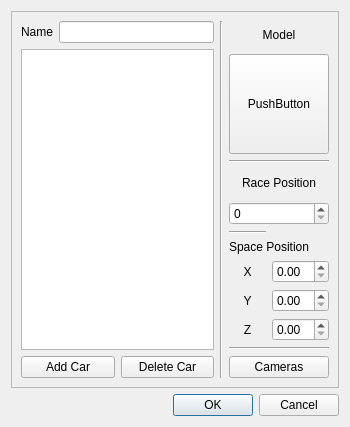
Old version of the form Ui/carswindowqt.ui in the repository Vazquinhos/CatalunyaCircuit.
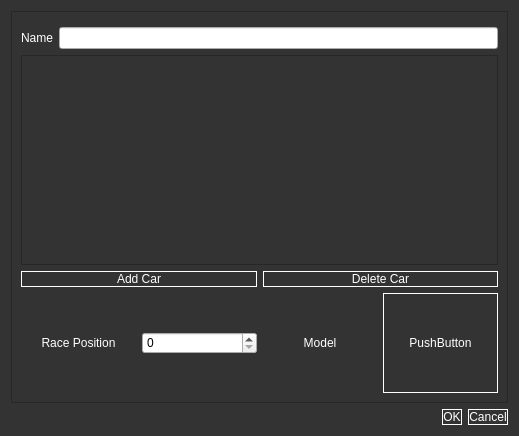
New version of the form.

What changed in the file:
```diff
--- a/Ui/carswindowqt.ui
+++ b/Ui/carswindowqt.ui
@@ -6,23 +6,47 @@
    <rect>
     <x>0</x>
     <y>0</y>
-    <width>350</width>
-    <height>427</height>
+    <width>519</width>
+    <height>436</height>
    </rect>
   </property>
   <property name="windowTitle">
    <string>Dialog</string>
   </property>
+  <property name="styleSheet">
+   <string notr="true">QDialog {
+     background-color: #333333;
+	 color:white;
+ }
+
+QFrame {
+     background-color: #333333;
+	 color:white;
+ }</string>
+  </property>
   <layout class="QVBoxLayout" name="verticalLayout_3">
    <item>
     <widget class="QFrame" name="frame">
+     <property name="styleSheet">
+      <string notr="true">QFrame {
+     background-color: #333333;
+	 color:white;
+ }</string>
+     </property>
      <property name="frameShape">
       <enum>QFrame::StyledPanel</enum>
      </property>
      <property name="frameShadow">
       <enum>QFrame::Raised</enum>
      </property>
-     <layout class="QHBoxLayout" name="horizontalLayout_3">
+     <layout class="QVBoxLayout" name="verticalLayout_4">
+      <item>
+       <widget class="Line" name="line_4">
+        <property name="orientation">
+         <enum>Qt::Vertical</enum>
+        </property>
+       </widget>
+      </item>
       <item>
        <layout class="QVBoxLayout" name="verticalLayout">
         <item>
@@ -46,6 +70,19 @@
          <layout class="QHBoxLayout" name="horizontalLayout_2">
           <item>
            <widget class="QPushButton" name="pushButton">
+            <property name="styleSheet">
+             <string notr="true">QPushButton {
+     background-color: #333333;
+	 border: 1px solid white;
+	 color:white;
+ }
+
+QPushButton:pressed {
+     background-color: #FFFFFF
+     border-style: inset;
+	 color:black;
+ }</string>
+            </property>
             <property name="text">
              <string>Add Car</string>
             </property>
@@ -53,6 +90,19 @@
           </item>
           <item>
            <widget class="QPushButton" name="pushButton_2">
+            <property name="styleSheet">
+             <string notr="true">QPushButton {
+     background-color: #333333;
+	 border: 1px solid white;
+	 color:white;
+ }
+
+QPushButton:pressed {
+     background-color: #FFFFFF
+     border-style: inset;
+	 color:black;
+ }</string>
+            </property>
             <property name="text">
              <string>Delete Car</string>
             </property>
@@ -63,14 +113,20 @@
        </layout>
       </item>
       <item>
-       <widget class="Line" name="line_4">
-        <property name="orientation">
-         <enum>Qt::Vertical</enum>
-        </property>
-       </widget>
-      </item>
-      <item>
-       <layout class="QVBoxLayout" name="verticalLayout_2">
+       <layout class="QHBoxLayout" name="horizontalLayout_3">
+        <item>
+         <widget class="QLabel" name="label_7">
+          <property name="text">
+           <string>Race Position</string>
+          </property>
+          <property name="alignment">
+           <set>Qt::AlignCenter</set>
+          </property>
+         </widget>
+        </item>
+        <item>
+         <widget class="QSpinBox" name="spinBox"/>
+        </item>
         <item>
          <widget class="QLabel" name="label_6">
           <property name="text">
@@ -89,102 +145,24 @@
             <height>100</height>
            </size>
           </property>
+          <property name="styleSheet">
+           <string notr="true">QPushButton {
+     background-color: #333333;
+	 border: 1px solid white;
+	 color:white;
+ }
+
+QPushButton:pressed {
+     background-color: #FFFFFF
+     border-style: inset;
+	 color:black;
+ }</string>
+          </property>
           <property name="text">
            <string>PushButton</string>
           </property>
          </widget>
         </item>
-        <item>
-         <widget class="Line" name="line">
-          <property name="orientation">
-           <enum>Qt::Horizontal</enum>
-          </property>
-         </widget>
-        </item>
-        <item>
-         <widget class="QLabel" name="label_7">
-          <property name="text">
-           <string>Race Position</string>
-          </property>
-          <property name="alignment">
-           <set>Qt::AlignCenter</set>
-          </property>
-         </widget>
-        </item>
-        <item>
-         <widget class="QSpinBox" name="spinBox"/>
-        </item>
-        <item>
-         <layout class="QGridLayout" name="gridLayout">
-          <item row="4" column="0">
-           <widget class="QLabel" name="label_5">
-            <property name="text">
-             <string>Z</string>
-            </property>
-            <property name="alignment">
-             <set>Qt::AlignCenter</set>
-            </property>
-           </widget>
-          </item>
-          <item row="2" column="0">
-           <widget class="QLabel" name="label_2">
-            <property name="text">
-             <string>X</string>
-            </property>
-            <property name="alignment">
-             <set>Qt::AlignCenter</set>
-            </property>
-           </widget>
-          </item>
-          <item row="3" column="0">
-           <widget class="QLabel" name="label_4">
-            <property name="text">
-             <string>Y</string>
-            </property>
-            <property name="alignment">
-             <set>Qt::AlignCenter</set>
-            </property>
-           </widget>
-          </item>
-          <item row="3" column="1">
-           <widget class="QDoubleSpinBox" name="doubleSpinBox_2"/>
-          </item>
-          <item row="2" column="1">
-           <widget class="QDoubleSpinBox" name="doubleSpinBox"/>
-          </item>
-          <item row="4" column="1">
-           <widget class="QDoubleSpinBox" name="doubleSpinBox_3"/>
-          </item>
-          <item row="1" column="0" colspan="2">
-           <widget class="QLabel" name="label_3">
-            <property name="text">
-             <string>Space Position</string>
-            </property>
-           </widget>
-          </item>
-          <item row="0" column="0">
-           <widget class="Line" name="line_3">
-            <property name="orientation">
-             <enum>Qt::Horizontal</enum>
-            </property>
-           </widget>
-          </item>
-         </layout>
-        </item>
-        <item>
-         <widget class="Line" name="line_2">
-          <property name="orientation">
-           <enum>Qt::Horizontal</enum>
-          </property>
-         </widget>
-        </item>
-        <item>
-         <widget class="QPushButton" name="pushButton_4">
-          <property name="text">
-           <string>Cameras</string>
-          </property>
-         </widget>
-        </item>
        </layout>
       </item>
      </layout>
@@ -192,6 +170,19 @@
    </item>
    <item>
     <widget class="QDialogButtonBox" name="buttonBox">
+     <property name="styleSheet">
+      <string notr="true">QPushButton {
+     background-color: #333333;
+	 border: 1px solid white;
+	 color:white;
+ }
+
+QPushButton:pressed {
+     background-color: #FFFFFF
+     border-style: inset;
+	 color:black;
+ }</string>
+     </property>
      <property name="orientation">
       <enum>Qt::Horizontal</enum>
      </property>
```
